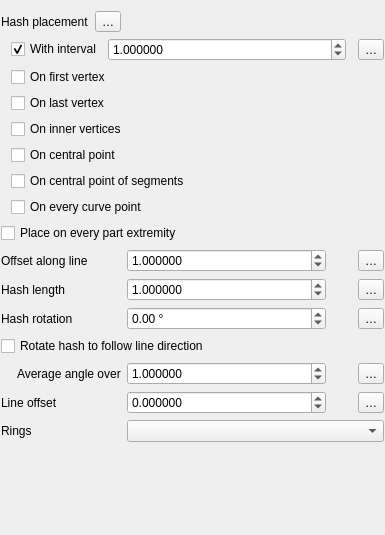
qgis/QGIS, file src/ui/symbollayer/widget_templatedline.ui: the form before one commit.
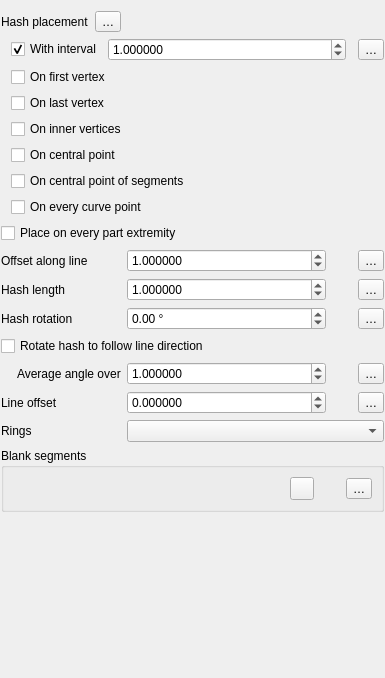
The form after the commit. Icons and pictures are not drawn. Custom widgets are drawn as their Qt base class.

Commit message: feat(BlankSegments): Add maptool to edit blank segments

```diff
--- a/src/ui/symbollayer/widget_templatedline.ui
+++ b/src/ui/symbollayer/widget_templatedline.ui
@@ -7,7 +7,7 @@
     <x>0</x>
     <y>0</y>
     <width>385</width>
-    <height>535</height>
+    <height>678</height>
    </rect>
   </property>
   <property name="windowTitle">
@@ -23,13 +23,6 @@
    <property name="bottomMargin">
     <number>1</number>
    </property>
-   <item row="0" column="0">
-    <widget class="QLabel" name="mPlacementLabel">
-     <property name="text">
-      <string>Hash placement</string>
-     </property>
-    </widget>
-   </item>
    <item row="1" column="0" colspan="3">
     <layout class="QGridLayout" name="gridLayout_3">
      <property name="leftMargin">
@@ -163,39 +156,6 @@
      </item>
     </layout>
    </item>
-   <item row="3" column="1" colspan="2">
-    <spacer name="verticalSpacer">
-     <property name="orientation">
-      <enum>Qt::Vertical</enum>
-     </property>
-     <property name="sizeHint" stdset="0">
-      <size>
-       <width>20</width>
-       <height>40</height>
-      </size>
-     </property>
-    </spacer>
-   </item>
-   <item row="0" column="2">
-    <spacer name="horizontalSpacer">
-     <property name="orientation">
-      <enum>Qt::Horizontal</enum>
-     </property>
-     <property name="sizeHint" stdset="0">
-      <size>
-       <width>40</width>
-       <height>20</height>
-      </size>
-     </property>
-    </spacer>
-   </item>
-   <item row="0" column="1">
-    <widget class="QgsPropertyOverrideButton" name="mPlacementDDBtn">
-     <property name="text">
-      <string>…</string>
-     </property>
-    </widget>
-   </item>
    <item row="2" column="0" colspan="3">
     <layout class="QGridLayout" name="gridLayout">
      <property name="topMargin">
@@ -487,6 +447,106 @@
      </item>
     </layout>
    </item>
+   <item row="3" column="0" colspan="3">
+    <widget class="QGroupBox" name="groupBox">
+     <property name="title">
+      <string>Blank segments</string>
+     </property>
+     <layout class="QVBoxLayout" name="verticalLayout_7">
+      <item>
+       <layout class="QHBoxLayout" name="horizontalLayout_9">
+        <item>
+         <spacer name="horizontalSpacer_7">
+          <property name="orientation">
+           <enum>Qt::Horizontal</enum>
+          </property>
+          <property name="sizeHint" stdset="0">
+           <size>
+            <width>40</width>
+            <height>20</height>
+           </size>
+          </property>
+         </spacer>
+        </item>
+        <item>
+         <widget class="QToolButton" name="mEditBlankSegmentsBtn">
+          <property name="text">
+           <string/>
+          </property>
+          <property name="icon">
+           <iconset resource="../../../images/images.qrc">
+            <normaloff>:/images/themes/default/mActionRemoveAllFromOverview.svg</normaloff>:/images/themes/default/mActionRemoveAllFromOverview.svg</iconset>
+          </property>
+          <property name="checkable">
+           <bool>true</bool>
+          </property>
+         </widget>
+        </item>
+        <item>
+         <widget class="QgsUnitSelectionWidget" name="mBlankSegmentsUnitWidget" native="true">
+          <property name="minimumSize">
+           <size>
+            <width>20</width>
+            <height>0</height>
+           </size>
+          </property>
+          <property name="focusPolicy">
+           <enum>Qt::TabFocus</enum>
+          </property>
+         </widget>
+        </item>
+        <item>
+         <widget class="QgsPropertyOverrideButton" name="mBlankSegmentsDDButton">
+          <property name="text">
+           <string>…</string>
+          </property>
+         </widget>
+        </item>
+       </layout>
+      </item>
+     </layout>
+    </widget>
+   </item>
+   <item row="0" column="1">
+    <widget class="QgsPropertyOverrideButton" name="mPlacementDDBtn">
+     <property name="text">
+      <string>…</string>
+     </property>
+    </widget>
+   </item>
+   <item row="0" column="0">
+    <widget class="QLabel" name="mPlacementLabel">
+     <property name="text">
+      <string>Hash placement</string>
+     </property>
+    </widget>
+   </item>
+   <item row="0" column="2">
+    <spacer name="horizontalSpacer">
+     <property name="orientation">
+      <enum>Qt::Horizontal</enum>
+     </property>
+     <property name="sizeHint" stdset="0">
+      <size>
+       <width>40</width>
+       <height>20</height>
+      </size>
+     </property>
+    </spacer>
+   </item>
+   <item row="4" column="0">
+    <spacer name="verticalSpacer">
+     <property name="orientation">
+      <enum>Qt::Vertical</enum>
+     </property>
+     <property name="sizeHint" stdset="0">
+      <size>
+       <width>20</width>
+       <height>40</height>
+      </size>
+     </property>
+    </spacer>
+   </item>
   </layout>
  </widget>
  <customwidgets>
```
Left out of the diff: 4 changed lines with no effect on the pictures. The commit also changes 20 other files.
